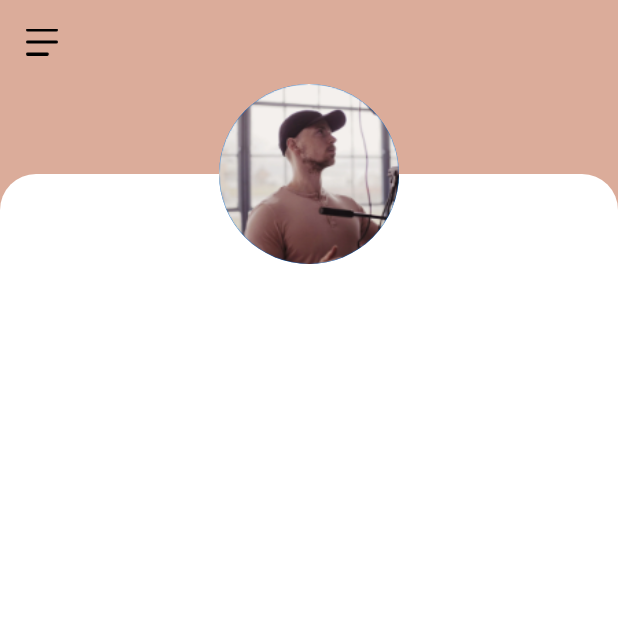
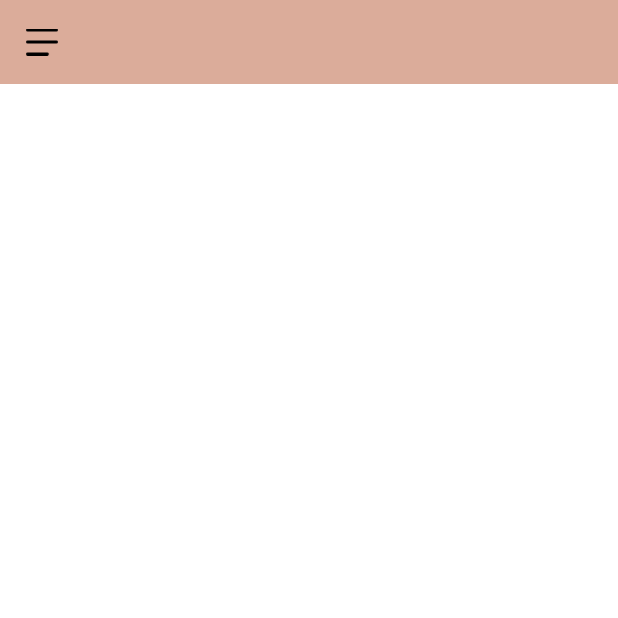
Before and after one commit to kajornsakp/keeb_gallery_codelabs, a Flutter app: the screen it shows after launch, on a phone screen of 412 x 824 dp, the top half of it. Run offline on Flutter 3.47's test engine with Material 2 defaults, Android fonts, the phone set to English and light mode, and no system bars; our stand-ins replace waterfall_flow.

Commit message:
remove sliver list

```diff
--- a/start_here/lib/main.dart
+++ b/start_here/lib/main.dart
@@ -1,4 +1,5 @@
 import 'package:flutter/material.dart';
+import 'package:waterfall_flow/waterfall_flow.dart';
 
 void main() {
   runApp(MyApp());
@@ -30,7 +31,21 @@ class _HomePageState extends State<HomePage> {
   Widget build(BuildContext context) {
     return Scaffold(
       backgroundColor: Colors.white,
-      appBar: AppBar(
+      appBar: buildAppBar(),
+      drawer: Drawer(
+        child: Container(),
+      ),
+      body: SafeArea(
+        child: CustomScrollView(
+          slivers: [
+          ],
+        ),
+      ),
+    );
+  }
+
+  AppBar buildAppBar() {
+    return AppBar(
       leading: Builder(
         builder: (context) => IconButton(
           icon: Image.asset(
@@ -45,44 +60,44 @@ class _HomePageState extends State<HomePage> {
       elevation: 0,
       backgroundColor: Color(0xffDBAC9A),
       iconTheme: IconThemeData(color: Colors.black),
-      ),
-      drawer: Drawer(
-        child: Container(),
-      ),
-      body: SafeArea(
-        child: CustomScrollView(
-          slivers: [
-            SliverList(
-                delegate: SliverChildListDelegate([
-              Container(
+    );
+  }
+
+  SliverToBoxAdapter buildProfileSection() {
+    return SliverToBoxAdapter(
+      child: Container(
+        color: Color(0xffDBAC9A),
         child: Stack(
           alignment: Alignment.topCenter,
           children: [
             Container(
-                      height: 100,
-                      color: Color(0xffDBAC9A),
-                    ),
-                    Container(
-                        padding: EdgeInsets.all(24),
+              padding: EdgeInsets.all(30),
               decoration: BoxDecoration(
                   color: Colors.white,
                   borderRadius: BorderRadius.only(
                       topLeft: Radius.circular(24),
                       topRight: Radius.circular(24))),
               margin: EdgeInsets.only(top: 60),
-                        child: Container() //TODO: Replace content here
             ),
             CircleAvatar(
+              backgroundColor: Colors.white,
               radius: 60,
-                      backgroundImage: AssetImage('assets/image/profile.png'),
             )
-                  ],
-                ),
-              )
-            ]))
           ],
         ),
       ),
     );
   }
+
+  Widget _buildStaggeredList() {
+    return SliverWaterfallFlow(
+      delegate: SliverChildBuilderDelegate((BuildContext context, int index) {},
+          childCount: 0),
+      gridDelegate: SliverWaterfallFlowDelegateWithFixedCrossAxisCount(
+        crossAxisCount: 2,
+        crossAxisSpacing: 24,
+        mainAxisSpacing: 24,
+      ),
+    );
   }
+}
```
Also changed, not shown: start_here/pubspec.lock. Lines whose indentation alone changed are shown as unchanged.
